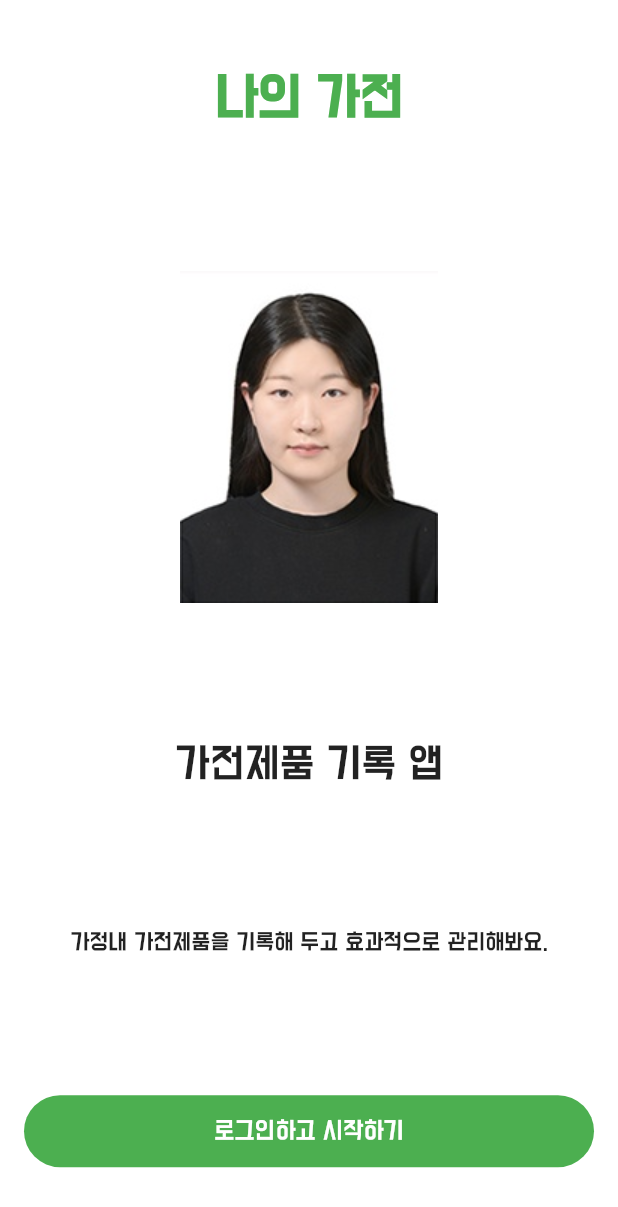
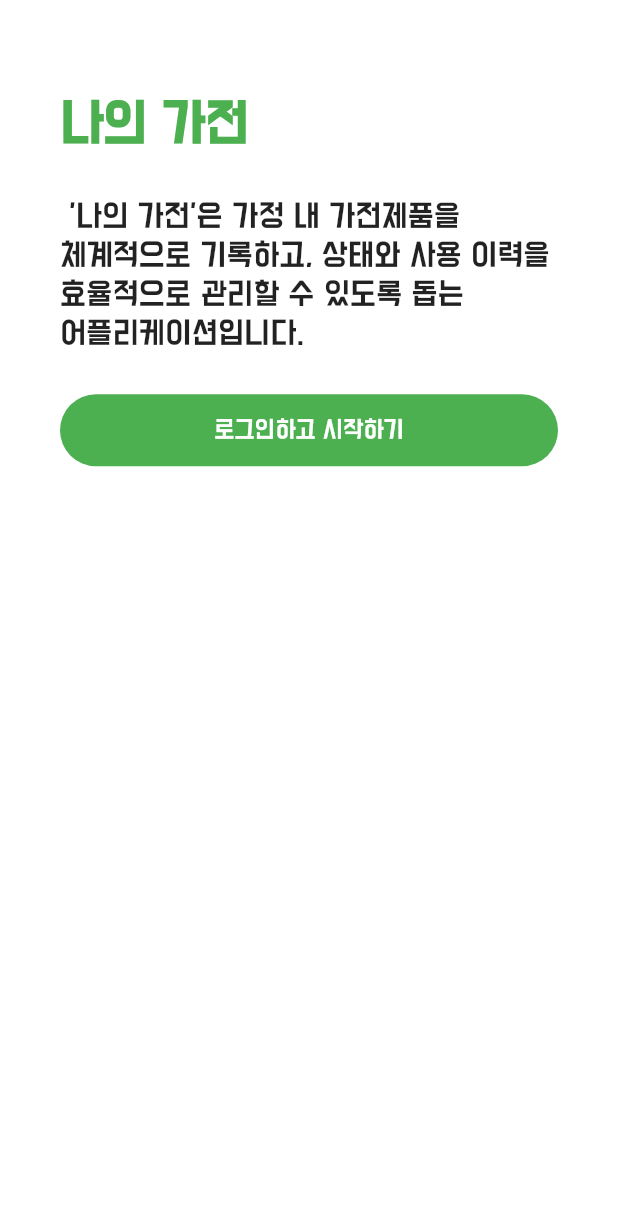
Before and after one commit to leeseohyeon21/my_appliances, a Flutter app: the screen it shows after launch, on a phone screen of 412 x 824 dp. Shown: the top 1207 px of the screen. Run offline on Flutter 3.47's test engine with Material 3 defaults, Android fonts, the phone set to English and light mode, and no system bars; drawn by our look-alikes of extended_image; our stand-ins replace beamer, cloud_firestore, firebase_auth, firebase_core, firebase_storage, flutter_multi_formatter and 5 more; missing offline and left inert: firebase_app_check; accounts and stored records are empty.

```diff
--- a/lib/data/user_model.dart
+++ b/lib/data/user_model.dart
@@ -1,5 +1,4 @@
 import 'package:cloud_firestore/cloud_firestore.dart';
-import 'package:firebase_auth/firebase_auth.dart';
 
 /*
   !: null값 없음
@@ -8,7 +7,6 @@ import 'package:firebase_auth/firebase_auth.dart';
 */
 
 class UserModel{
-
   late String userKey; //유저 고유키값
   late String phoneNumber;
   late DateTime createdDate;
@@ -21,18 +19,18 @@ class UserModel{
     this.reference,});
 
   UserModel.fromJson(Map<String, dynamic> json, this.userKey, this.reference)
-    : phoneNumber = json['phoneNumber'],
-    createdDate = json['createdDate'] == null
+    : phoneNumber = json['DOC_PHONENUMBER'] ?? '',
+    createdDate = json['DOC_CREATEDDATE'] == null
         ? DateTime.now().toUtc()
-        : (json['createdDate'] as Timestamp).toDate();
+        : (json['DOC_CREATEDDATE'] as Timestamp).toDate();
 
   UserModel.fromSnapshot(DocumentSnapshot<Map<String, dynamic>> snapshot)
     : this.fromJson(snapshot.data()!, snapshot.id, snapshot.reference);
 
   Map<String, dynamic> toJson() {
     final map = <String, dynamic>{};
-    map['phoneNumber'] = phoneNumber;
-    map['createdDate'] = createdDate;
+    map['DOC_PHONENUMBER'] = phoneNumber;
+    map['DOC_CREATEDDATE'] = createdDate;
     return map;
   }
 }
--- a/lib/main.dart
+++ b/lib/main.dart
@@ -1,14 +1,10 @@
-import 'package:beamer/beamer.dart';
+import 'package:firebase_app_check/firebase_app_check.dart';
 import 'package:firebase_core/firebase_core.dart';
 import 'package:flutter/material.dart';
 import 'package:my_appliances/firebase_options.dart';
-import 'package:my_appliances/router/locations.dart';
-import 'package:my_appliances/screens/start/auth_page.dart';
-import 'package:my_appliances/screens/start_screen.dart';
 import 'package:my_appliances/screens/splash_screen.dart';
-import 'package:my_appliances/states/user_provider.dart';
+import 'package:my_appliances/states/user_notifier.dart';
 import 'package:provider/provider.dart';
-import 'screens/home_screen.dart';
 import 'package:my_appliances/router/router.dart';
 
 void main() {
@@ -27,7 +23,7 @@ class MyApp extends StatefulWidget {
 class _MyAppState extends State<MyApp> {
 
   final Future<FirebaseApp> _initialization = Firebase.initializeApp(
-    options: DefaultFirebaseOptions.currentPlatform,
+    //options: DefaultFirebaseOptions.currentPlatform,
   );
 
   @override
@@ -38,7 +34,7 @@ class _MyAppState extends State<MyApp> {
       future: _initialization,
       builder: (context, snapshot) {
         return AnimatedSwitcher(
-          duration: Duration(milliseconds: 900),  //페이드인아웃 효과
+          duration: Duration(milliseconds: 300),  //페이드인아웃 효과
           child: _splashLodingWidget(snapshot),   //스냅샷실행 위젯지정
         );
       }
@@ -47,7 +43,7 @@ class _MyAppState extends State<MyApp> {
 
   Widget _splashLodingWidget(AsyncSnapshot<Object?> snapshot) {
     if(snapshot.hasError) {
-      print('에러가 발생하였습니다.');
+      print('Error occurred while loading: ${snapshot.error}');
       return MaterialApp(
         home: Scaffold(
           body: Center(child: Text('Error: &{snapshot.error}')),
@@ -67,11 +63,21 @@ class MyAppliances extends StatelessWidget {
 
   @override
   Widget build(BuildContext context) {
-    return ChangeNotifierProvider<UserProvider>(
-      create: (BuildContext context){
-        return UserProvider();
-      },
+    // return MultiProvider(
+    //     providers: [
+    //       ChangeNotifierProvider<UserProvider>(
+    //         create: (_) => UserProvider(),
+    //       ),
+    //       ChangeNotifierProvider<UserNotifier>(
+    //         create: (_) => UserNotifier(),
+    //       ),
+    //     ],
+    return ChangeNotifierProvider<UserNotifier>(
+     create: (BuildContext context){
+       return UserNotifier();
+     },
       child: MaterialApp.router(
+        debugShowCheckedModeBanner: false,
         theme: ThemeData(
           hintColor: Colors.grey[350],
           fontFamily: 'DoHyeon',
@@ -103,7 +109,6 @@ class MyAppliances extends StatelessWidget {
             unselectedItemColor: Colors.black38,
           )
         ),
-        debugShowCheckedModeBanner: false,
         routerConfig: router,
       ),
     );
--- a/lib/router/router.dart
+++ b/lib/router/router.dart
@@ -1,21 +1,20 @@
-import 'package:flutter/material.dart';
 import 'package:go_router/go_router.dart';
 import 'package:my_appliances/input/category_input_screen.dart';
 import 'package:my_appliances/input/input_screen.dart';
 import 'package:my_appliances/screens/home_screen.dart';
-import 'package:my_appliances/screens/start/auth_page.dart';
 import 'package:my_appliances/screens/start_screen.dart';
 import 'package:my_appliances/states/category_notifier.dart';
 import 'package:my_appliances/states/select_image_notifier.dart';
-import 'package:my_appliances/states/user_provider.dart';
+import 'package:my_appliances/states/user_notifier.dart';
+import 'package:my_appliances/utils/logger.dart';
 import 'package:provider/provider.dart';
 
 final GoRouter router = GoRouter(
   initialLocation: '/',
   redirect: (context, state) {
-    final userProvider = Provider.of<UserProvider>(context, listen: false);
+    final userNotifier = Provider.of<UserNotifier>(context, listen: false);
 
-    if (userProvider.user == null) {
+    if (userNotifier.user == null) {
       return '/';
     }
     return null;
--- a/lib/screens/start/intro_page.dart
+++ b/lib/screens/start/intro_page.dart
@@ -1,8 +1,6 @@
 import 'package:extended_image/extended_image.dart';
 import 'package:flutter/material.dart';
 import 'package:provider/provider.dart';
-import 'package:my_appliances/states/user_provider.dart';
-import 'package:my_appliances/utils/logger.dart';
 
 class IntroPage extends StatelessWidget {
 
@@ -12,26 +10,24 @@ class IntroPage extends StatelessWidget {
   Widget build(BuildContext context) {
     return SafeArea(
       child: Padding(
-        padding: const EdgeInsets.symmetric(horizontal: 16.0),
+        padding: const EdgeInsets.fromLTRB(40.0, 50.0, 40.0, 500),
         child: Column(
           mainAxisAlignment: MainAxisAlignment.spaceAround,
           children: [
-            Text('나의 가전',
-              style: TextStyle(
-                  fontSize: 30,
-                  fontWeight: FontWeight.bold,
-                  color: Colors.green),
+            Align(
+              alignment: Alignment.centerLeft,
+              child: Text('나의 가전',
+                style: TextStyle(
+                    fontSize: 30,
+                    fontWeight: FontWeight.bold,
+                    color: Colors.green),
+              ),
             ),
-            ExtendedImage.asset('assets/images/temp.jpg'),
-            Text('가전제품 기록 앱',
-              //style: Theme.of(context).textTheme.headlineSmall,
-              style: TextStyle(
-                //color: Theme.of(context).colorScheme.primary,
-                fontSize: 24,
-                fontWeight: FontWeight.w500),
-            ),
-            Text('가정내 가전제품을 기록해 두고 효과적으로 관리해봐요.',
-              style: TextStyle(fontSize: 13),
+            Align(
+              alignment: Alignment.centerLeft,
+              child: Text(" '나의 가전'은 가정 내 가전제품을\n체계적으로 기록하고, 상태와 사용 이력을\n효율적으로 관리할 수 있도록 돕는\n어플리케이션입니다.",
+                style: TextStyle(fontSize: 18),
+              ),
             ),
             Column(
               crossAxisAlignment: CrossAxisAlignment.stretch,
--- /dev/null
+++ b/lib/states/user_notifier.dart
@@ -0,0 +1,42 @@
+import 'package:firebase_auth/firebase_auth.dart';
+import 'package:flutter/widgets.dart';
+import 'package:my_appliances/data/user_model.dart';
+import 'package:my_appliances/repo/user_service.dart';
+import 'package:my_appliances/utils/logger.dart';
+
+class UserNotifier extends ChangeNotifier {
+  UserNotifier() {
+    initUser();
+  }
+
+  User? _user;
+  UserModel? _userModel;
+
+  void initUser() {
+    FirebaseAuth.instance.authStateChanges().listen((user) async {
+      _setNewUser(user);
+      logger.d('현재 유저상태: $user');
+      notifyListeners();
+    });
+  }
+
+  Future _setNewUser(User? user) async {
+    _user = user;
+    if (user != null && user.phoneNumber != null) {
+        String phoneNumber = user.phoneNumber!;
+        String userKey = user.uid;
+
+        UserModel userModel = UserModel(
+            userKey: "",
+            phoneNumber: phoneNumber,
+            createdDate: DateTime.now().toUtc());
+
+        await UserService().createNewUser(userModel.toJson(), userKey);
+        _userModel = await UserService().getUserModel(userKey);
+        logger.d(_userModel!.toJson().toString());
+    }
+  }
+
+  User? get user => _user;
+  UserModel? get userModel => _userModel;
+}
--- a/lib/states/user_provider.dart
+++ /dev/null
@@ -1,51 +0,0 @@
-import 'package:firebase_auth/firebase_auth.dart';
-import 'package:flutter/widgets.dart';
-import 'package:my_appliances/data/user_model.dart';
-import 'package:my_appliances/repo/user_service.dart';
-import 'package:shared_preferences/shared_preferences.dart';
-import 'package:my_appliances/utils/logger.dart';
-
-//ChangeNotifier: UI데이터가 변경되면 변경값을 자동으로 업데이터해주는.
-class UserProvider extends ChangeNotifier{
-
-  UserProvider(){
-    initUser();
-  }
-
-  User? _user;
-  UserModel? _userModel;
-
-  void initUser(){
-    FirebaseAuth.instance.authStateChanges().listen((user) {
-      _setNewUser(user);
-      logger.d('현재 유저상태 : $user');
-      notifyListeners();  //상태가 변했다고 전파하는 알림종
-    });
-  }
-
-  Future _setNewUser(User? user) async {
-
-    _user = user;
-
-    if (user != null && user.phoneNumber != null){
-      SharedPreferences prefs = await SharedPreferences.getInstance();
-      String phoneNumber = user.phoneNumber!;
-      String userKey = user.uid;
-
-      UserModel userModel = UserModel(
-        userKey: "",
-        phoneNumber: phoneNumber,
-        createdDate: DateTime.now().toUtc()
-      );
-
-      await UserService().createNewUser(userModel.toJson(), userKey);
-
-      _userModel = await UserService().getUserModel(userKey);
-      logger.d(_userModel!.toJson().toString());
-    }
-  }
-
-  User? get user => _user;
-  UserModel? get userModel => _userModel;
-
-}
--- a/pubspec.yaml
+++ b/pubspec.yaml
@@ -48,6 +48,7 @@ dependencies:
   cloud_firestore: ^5.4.4
   image_picker: ^1.1.2
   firebase_storage: ^12.3.4
+  firebase_app_check: ^0.3.1+6
 
 dev_dependencies:
   flutter_test:
```
Also changed, not shown: lib/constants/data_keys.dart (+27 -0 lines), lib/data/item_model.dart (+45 -19 lines), lib/input/input_screen.dart (+48 -33 lines), lib/input/multi_image_select.dart (+29 -40 lines), lib/repo/image_storage.dart (added, +36 -0 lines), lib/repo/image_store.dart (deleted, +0 -30 lines), lib/repo/item_service.dart (+19 -2 lines), lib/repo/user_service.dart (+6 -2 lines), lib/screens/home/items_page.dart (+29 -17 lines), lib/screens/home_screen.dart (+21 -50 lines), lib/screens/start/auth_page.dart (+6 -18 lines), lib/screens/item/item_detail_screen.dart (added), pubspec.lock.
